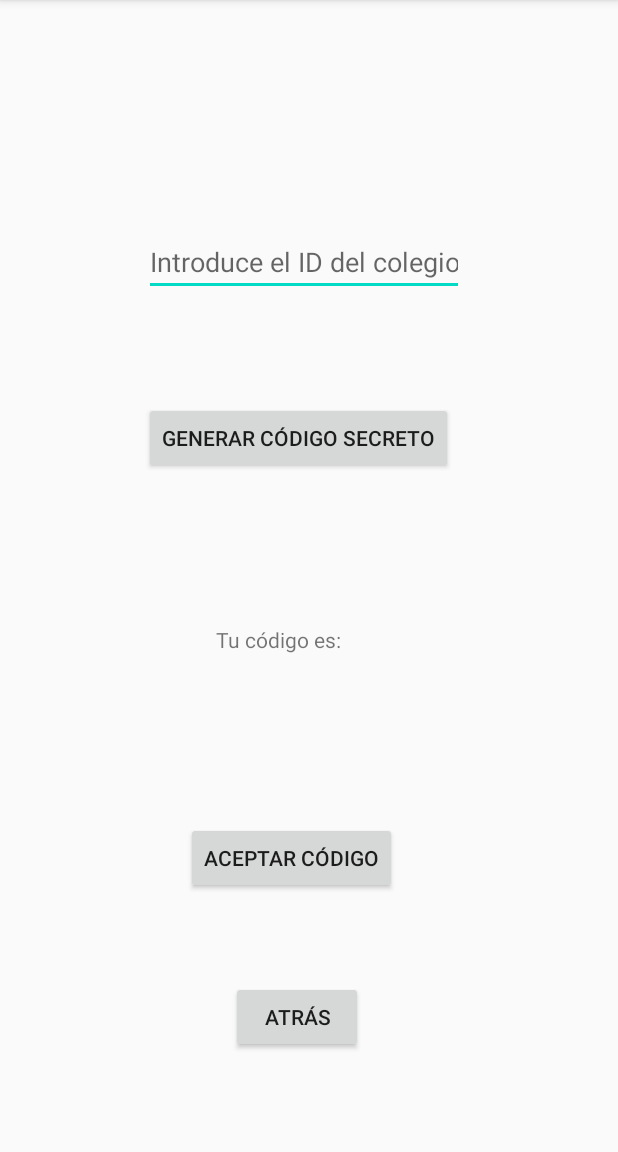
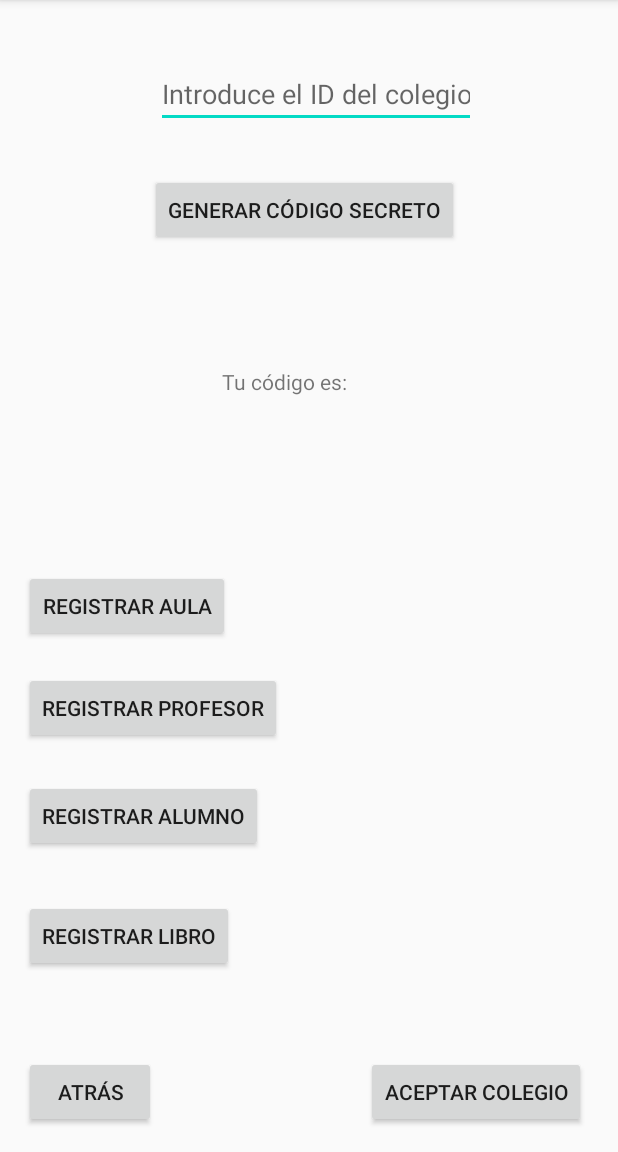
Before and after one commit to Alejandro1793/Proyecto, an Android app: the RegistroColegio screen opened directly, with no data from a screen before it, on a phone screen of 412 x 824 dp, the part 84-1236 px from its top. Run offline under Robolectric (Android 15) with nearby library versions, the phone set to English and light mode, and no system bars; our stand-ins replace Firebase (no records; nobody signed in at launch, a user with empty details on screens opened directly).

Commit message:
Día 25/03

```diff
--- a/app/src/main/java/com/frutosajniahperez/proyecto/Colegio.java
+++ b/app/src/main/java/com/frutosajniahperez/proyecto/Colegio.java
@@ -5,16 +5,19 @@ import java.util.ArrayList;
 public class Colegio {
 
     private String idColegio;
+    private String codigoSecreto;
     private ArrayList<Alumno> alumnado;
     private ArrayList<Profesor> profesorado;
     private ArrayList<Aula> aulas;
     private ArrayList<Libro> biblioteca;
 
     public Colegio() {
+        codigoSecreto = GeneradorContraseña.getPassword();
     }
 
     public Colegio(String idColegio, ArrayList<Alumno> alumnado, ArrayList<Profesor> profesorado, ArrayList<Aula> aulas, ArrayList<Libro> biblioteca) {
         this.idColegio = idColegio;
+        codigoSecreto = GeneradorContraseña.getPassword();
         this.alumnado = alumnado;
         this.profesorado = profesorado;
         this.aulas = aulas;
@@ -60,4 +63,12 @@ public class Colegio {
     public void setBiblioteca(ArrayList<Libro> biblioteca) {
         this.biblioteca = biblioteca;
     }
+
+    public String getCodigoSecreto() {
+        return codigoSecreto;
+    }
+
+    public void setCodigoSecreto(String codigoSecreto) {
+        this.codigoSecreto = codigoSecreto;
+    }
 }
--- a/app/src/main/java/com/frutosajniahperez/proyecto/MainActivity.java
+++ b/app/src/main/java/com/frutosajniahperez/proyecto/MainActivity.java
@@ -38,6 +38,7 @@ public class MainActivity extends AppCompatActivity {
         btnRegistrarse = findViewById(R.id.btnRegistrarse);
 
         mAuth = FirebaseAuth.getInstance();
+
         //Iniciar sesion
         btnIniciarSesion.setOnClickListener(new View.OnClickListener() {
             @Override
--- a/app/src/main/java/com/frutosajniahperez/proyecto/RegistroColegio.java
+++ b/app/src/main/java/com/frutosajniahperez/proyecto/RegistroColegio.java
@@ -25,6 +25,8 @@ public class RegistroColegio extends AppCompatActivity {
 
     Button btnGenerarCodigo, btnAceptarCodigo;
     TextView txtCodigoGenerado, txtIdCole;
+    Colegio cole;
+    Map<String, Object> listado;
 
     @Override
     protected void onCreate(Bundle savedInstanceState) {
@@ -36,12 +38,15 @@ public class RegistroColegio extends AppCompatActivity {
         txtIdCole = findViewById(R.id.txtIdCole);
         btnAceptarCodigo = findViewById(R.id.btnAceptarCodigo);
 
+        listado = new HashMap<>();
+        cole = new Colegio();
+
 
         btnGenerarCodigo.setOnClickListener(new View.OnClickListener() {
             @Override
             public void onClick(View v) {
                 if (comprobarCodigo(txtIdCole.getText().toString())){
-                    txtCodigoGenerado.setText(GeneradorContraseña.getPassword());
+                    txtCodigoGenerado.setText(cole.getCodigoSecreto());
                 } else {
                     Toast.makeText(RegistroColegio.this, "El ID tiene que tener 8 números", Toast.LENGTH_LONG).show();
                     txtIdCole.setText("");
@@ -52,8 +57,6 @@ public class RegistroColegio extends AppCompatActivity {
         btnAceptarCodigo.setOnClickListener(new View.OnClickListener() {
             @Override
             public void onClick(View v) {
-                Map<String, Object> listado = new HashMap<>();
-                Colegio cole = new Colegio();
                 cole.setIdColegio(txtIdCole.getText().toString());
                 listado.put(txtIdCole.getText().toString(), cole);
                 // Write a message to the database
--- a/app/src/main/res/layout/activity_main.xml
+++ b/app/src/main/res/layout/activity_main.xml
@@ -29,7 +29,7 @@
         app:layout_constraintEnd_toEndOf="parent"
         app:layout_constraintStart_toStartOf="parent"
         app:layout_constraintTop_toTopOf="parent"
-        app:layout_constraintVertical_bias="0.265" />
+        app:layout_constraintVertical_bias="0.336" />
 
     <EditText
         android:id="@+id/txtContrasenia"
@@ -50,7 +50,7 @@
         android:text="Registrarse"
         app:layout_constraintBottom_toBottomOf="parent"
         app:layout_constraintEnd_toEndOf="parent"
-        app:layout_constraintHorizontal_bias="0.481"
+        app:layout_constraintHorizontal_bias="0.498"
         app:layout_constraintStart_toStartOf="parent"
         app:layout_constraintTop_toTopOf="parent"
         app:layout_constraintVertical_bias="0.901" />
--- a/app/src/main/res/layout/activity_registro_colegio.xml
+++ b/app/src/main/res/layout/activity_registro_colegio.xml
@@ -10,9 +10,9 @@
         android:id="@+id/txtIdCole"
         android:layout_width="wrap_content"
         android:layout_height="wrap_content"
-        android:layout_marginStart="96dp"
-        android:layout_marginLeft="96dp"
-        android:layout_marginTop="152dp"
+        android:layout_marginStart="104dp"
+        android:layout_marginLeft="104dp"
+        android:layout_marginTop="40dp"
         android:ems="10"
         android:hint="Introduce el ID del colegio"
         android:inputType="textPersonName"
@@ -23,9 +23,9 @@
         android:id="@+id/btnGenerarCodigo"
         android:layout_width="wrap_content"
         android:layout_height="wrap_content"
-        android:layout_marginStart="96dp"
-        android:layout_marginLeft="96dp"
-        android:layout_marginTop="268dp"
+        android:layout_marginStart="100dp"
+        android:layout_marginLeft="100dp"
+        android:layout_marginTop="116dp"
         android:text="Generar código secreto"
         app:layout_constraintStart_toStartOf="parent"
         app:layout_constraintTop_toTopOf="parent" />
@@ -34,9 +34,9 @@
         android:id="@+id/label"
         android:layout_width="wrap_content"
         android:layout_height="wrap_content"
-        android:layout_marginStart="144dp"
-        android:layout_marginLeft="144dp"
-        android:layout_marginBottom="332dp"
+        android:layout_marginStart="148dp"
+        android:layout_marginLeft="148dp"
+        android:layout_marginBottom="504dp"
         android:text="Tu código es: "
         app:layout_constraintBottom_toBottomOf="parent"
         app:layout_constraintStart_toStartOf="parent" />
@@ -47,7 +47,7 @@
         android:layout_height="wrap_content"
         android:layout_marginStart="104dp"
         android:layout_marginLeft="104dp"
-        android:layout_marginBottom="236dp"
+        android:layout_marginBottom="424dp"
         android:textSize="50sp"
         app:layout_constraintBottom_toBottomOf="parent"
         app:layout_constraintStart_toStartOf="parent" />
@@ -56,10 +56,10 @@
         android:id="@+id/btnAceptarCodigo"
         android:layout_width="wrap_content"
         android:layout_height="wrap_content"
-        android:layout_marginStart="124dp"
-        android:layout_marginLeft="124dp"
-        android:layout_marginBottom="172dp"
-        android:text="Aceptar código"
+        android:layout_marginStart="244dp"
+        android:layout_marginLeft="244dp"
+        android:layout_marginBottom="16dp"
+        android:text="Aceptar colegio"
         app:layout_constraintBottom_toBottomOf="parent"
         app:layout_constraintStart_toStartOf="parent" />
 
@@ -67,11 +67,55 @@
         android:id="@+id/btnVolver"
         android:layout_width="wrap_content"
         android:layout_height="wrap_content"
-        android:layout_marginStart="154dp"
-        android:layout_marginLeft="154dp"
-        android:layout_marginBottom="66dp"
+        android:layout_marginStart="16dp"
+        android:layout_marginLeft="16dp"
+        android:layout_marginBottom="16dp"
         android:text="Atrás"
         app:layout_constraintBottom_toBottomOf="parent"
         app:layout_constraintStart_toStartOf="parent" />
 
+    <Button
+        android:id="@+id/button4"
+        android:layout_width="wrap_content"
+        android:layout_height="wrap_content"
+        android:layout_marginStart="16dp"
+        android:layout_marginLeft="16dp"
+        android:layout_marginBottom="272dp"
+        android:text="Registrar profesor"
+        app:layout_constraintBottom_toBottomOf="parent"
+        app:layout_constraintStart_toStartOf="parent" />
+
+    <Button
+        android:id="@+id/button5"
+        android:layout_width="wrap_content"
+        android:layout_height="wrap_content"
+        android:layout_marginStart="16dp"
+        android:layout_marginLeft="16dp"
+        android:layout_marginBottom="120dp"
+        android:text="Registrar libro"
+        app:layout_constraintBottom_toBottomOf="parent"
+        app:layout_constraintStart_toStartOf="parent" />
+
+    <Button
+        android:id="@+id/button6"
+        android:layout_width="wrap_content"
+        android:layout_height="wrap_content"
+        android:layout_marginStart="16dp"
+        android:layout_marginLeft="16dp"
+        android:layout_marginBottom="340dp"
+        android:text="Registrar aula"
+        app:layout_constraintBottom_toBottomOf="parent"
+        app:layout_constraintStart_toStartOf="parent" />
+
+    <Button
+        android:id="@+id/button7"
+        android:layout_width="wrap_content"
+        android:layout_height="wrap_content"
+        android:layout_marginStart="16dp"
+        android:layout_marginLeft="16dp"
+        android:layout_marginBottom="200dp"
+        android:text="Registrar alumno"
+        app:layout_constraintBottom_toBottomOf="parent"
+        app:layout_constraintStart_toStartOf="parent" />
+
 </androidx.constraintlayout.widget.ConstraintLayout>
```
Also changed, not shown: app/src/main/AndroidManifest.xml (+6 -1 lines), app/src/main/java/com/frutosajniahperez/proyecto/Alumno.java (+11 -1 lines), app/src/main/java/com/frutosajniahperez/proyecto/PantallaInicio.java (added, +14 -0 lines), app/src/main/java/com/frutosajniahperez/proyecto/Profesor.java (+0 -10 lines), app/src/main/java/com/frutosajniahperez/proyecto/RegistroAlumno.java (added, +14 -0 lines), app/src/main/java/com/frutosajniahperez/proyecto/RegistroAula.java (added, +14 -0 lines), app/src/main/java/com/frutosajniahperez/proyecto/RegistroLibro.java (added, +14 -0 lines), app/src/main/java/com/frutosajniahperez/proyecto/RegistroProfe.java (added, +14 -0 lines), app/src/main/res/layout/activity_pantalla_inicio.xml (added, +42 -0 lines), app/src/main/res/layout/activity_registro_alumno.xml (added, +9 -0 lines), app/src/main/res/layout/activity_registro_aula.xml (added, +9 -0 lines), app/src/main/res/layout/activity_registro_libro.xml (added, +9 -0 lines), app/src/main/res/layout/activity_registro_nuevo.xml (+4 -4 lines), app/src/main/res/layout/activity_registro_profe.xml (added, +9 -0 lines).
